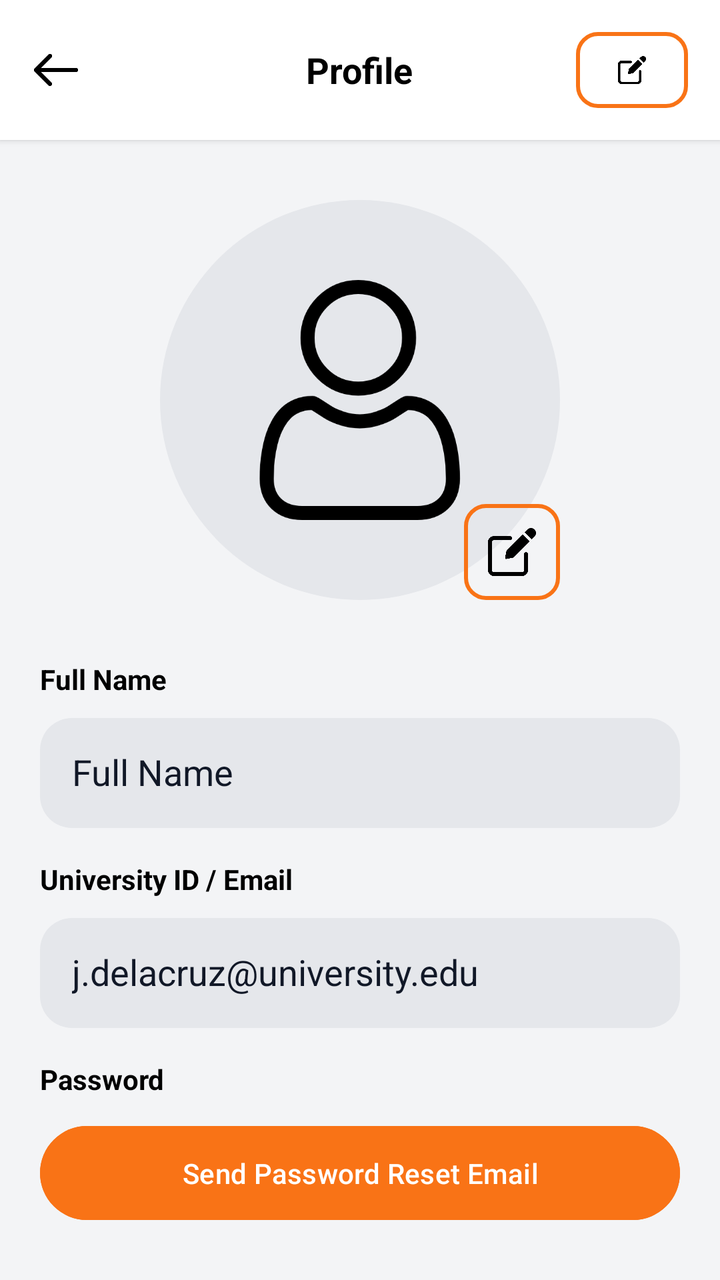
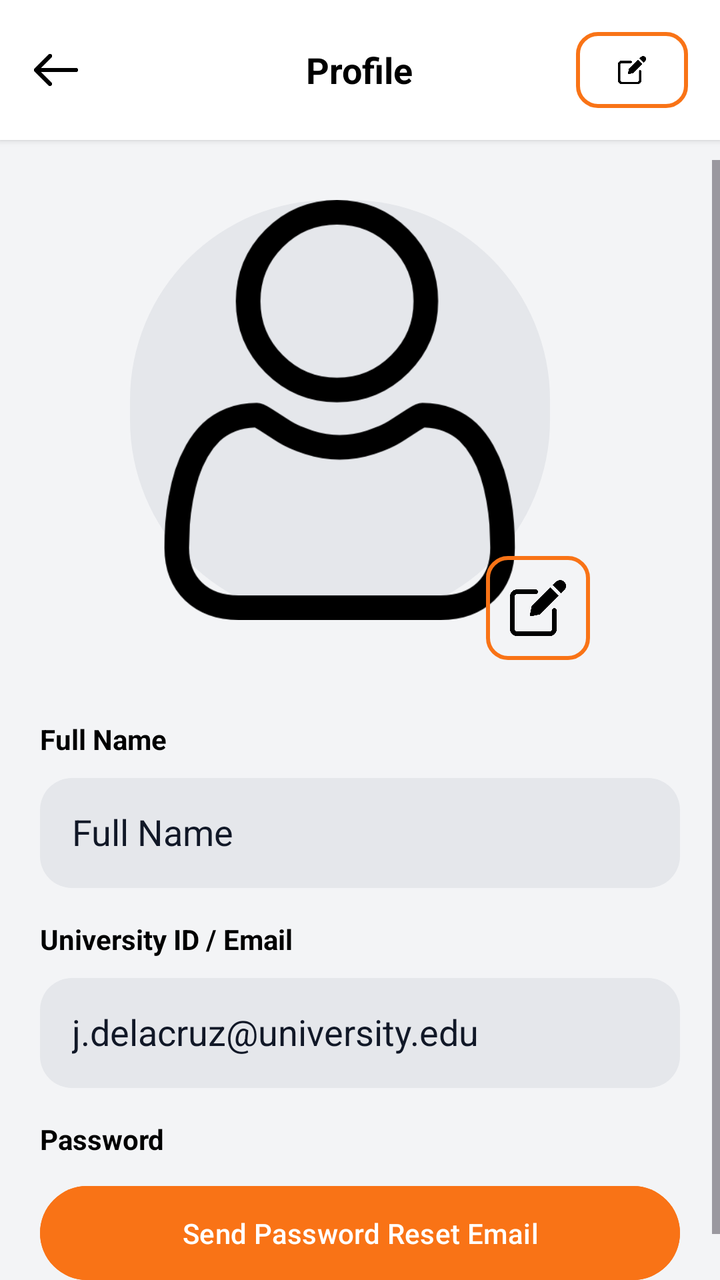

The first picture is an Android layout as it rendered before a commit; the second is the same layout after the commit. The layout source and the unified diff follow.
<!-- AndroidManifest.xml: application theme Theme.SpaceSCICT -->
<!-- res/layout/activity_profile.xml -->
<?xml version="1.0" encoding="utf-8"?>
<LinearLayout xmlns:android="http://schemas.android.com/apk/res/android"
    android:orientation="vertical"
    android:background="#F3F4F6"
    android:layout_width="match_parent"
    android:layout_height="match_parent">

    
    <RelativeLayout
        android:layout_width="match_parent"
        android:layout_height="70dp"
        android:background="#FFFFFF"
        android:padding="16dp"
        android:elevation="2dp">

        <ImageView
            android:id="@+id/backBtn"
            android:layout_width="24dp"
            android:layout_height="24dp"
            android:src="@drawable/ic_back"
            android:layout_centerVertical="true"/>

        <TextView
            android:layout_width="wrap_content"
            android:layout_height="wrap_content"
            android:layout_centerInParent="true"
            android:gravity="center"
            android:text="Profile"
            android:textColor="@color/black"
            android:textSize="18sp"
            android:textStyle="bold" />

        <ImageView
            android:id="@+id/editBtn"
            android:layout_width="56dp"
            android:layout_height="56dp"
            android:padding="12dp"
            android:src="@drawable/ic_edit"
            android:clickable="true"
            android:focusable="true"
            android:background="@drawable/edit_btn_bg"
            android:layout_alignParentEnd="true"
            android:layout_centerVertical="true"
            android:contentDescription="Edit Profile"/>
    </RelativeLayout>

    
    <ScrollView
        android:layout_width="match_parent"
        android:layout_height="wrap_content"
        android:layout_marginTop="10dp">

        <LinearLayout
            android:padding="20dp"
            android:orientation="vertical"
            android:layout_width="match_parent"
            android:layout_height="wrap_content">

            
            
            <FrameLayout
                android:layout_width="200dp"
                android:layout_height="200dp"
                android:layout_gravity="center">

                <ImageView
                    android:id="@+id/profilePhoto"
                    android:layout_width="200dp"
                    android:layout_height="200dp"
                    android:scaleType="centerCrop"
                    android:src="@drawable/ic_user"
                    android:background="@drawable/circle_bg"
                    android:padding="40dp"/>

                <ImageView
                    android:id="@+id/cameraBtn"
                    android:layout_width="48dp"
                    android:layout_height="48dp"
                    android:layout_gravity="bottom|end"
                    android:src="@drawable/ic_edit"
                    android:background="@drawable/edit_btn_bg"
                    android:padding="12dp"
                    android:clickable="true"
                    android:focusable="true"/>
            </FrameLayout>



            
            <TextView
                android:text="Full Name"
                android:layout_width="match_parent"
                android:layout_height="wrap_content"
                android:textStyle="bold"
                android:layout_marginTop="30dp"
                android:textColor="@color/black"
                android:layout_marginBottom="10dp"/>

            <EditText
                android:id="@+id/nameInput"
                android:layout_width="match_parent"
                android:layout_height="55dp"
                android:text="Full Name"
                android:focusable="false"
                android:clickable="false"
                android:background="@drawable/input_bg"
                android:textColor="#111827"
                android:textColorHint="#6B7280"
                android:padding="16dp"/>

            
            <TextView
                android:text="University ID / Email"
                android:layout_width="match_parent"
                android:layout_height="wrap_content"
                android:textStyle="bold"
                android:layout_marginTop="16dp"
                android:textColor="@color/black"
                android:layout_marginBottom="10dp"/>

            <EditText
                android:id="@+id/emailInput"
                android:layout_width="match_parent"
                android:layout_height="55dp"
                android:text="j.delacruz@university.edu"
                android:focusable="false"
                android:clickable="false"
                android:background="@drawable/input_bg"
                android:textColor="#111827"
                android:textColorHint="#6B7280"
                android:padding="16dp"/>
            
            <TextView
                android:text="Password"
                android:layout_width="match_parent"
                android:layout_height="wrap_content"
                android:textStyle="bold"
                android:layout_marginTop="16dp"
                android:textColor="@color/black"
                android:layout_marginBottom="10dp"/>

            <Button
                android:id="@+id/resetPasswordBtn"
                android:layout_width="match_parent"
                android:layout_height="55dp"
                android:text="Send Password Reset Email"
                android:textAllCaps="false"
                android:backgroundTint="#F97316"
                android:textColor="#FFFFFF"/>
        </LinearLayout>
    </ScrollView>

</LinearLayout>
<!-- resources referenced by this layout -->
<resources>
  <color name="black">#FF000000</color>
  <!-- drawable circle_bg (drawable) -->
  <?xml version="1.0" encoding="utf-8"?>
  <shape xmlns:android="http://schemas.android.com/apk/res/android">
      <solid android:color="#E5E7EB"/>
      <corners android:radius="100dp"/>
  </shape>
  <!-- drawable edit_btn_bg (drawable) -->
  <?xml version="1.0" encoding="utf-8"?>
  <shape xmlns:android="http://schemas.android.com/apk/res/android">
      <stroke android:color="#F97316" android:width="2dp"/>
      <corners android:radius="10dp"/>
  </shape>
  <!-- drawable ic_back: png bitmap (drawable, 3507 bytes) -->
  <!-- drawable ic_edit: png bitmap (drawable, 8017 bytes) -->
  <!-- drawable ic_user: png bitmap (drawable, 16826 bytes) -->
  <!-- drawable input_bg (drawable) -->
  <?xml version="1.0" encoding="utf-8"?>
  <shape xmlns:android="http://schemas.android.com/apk/res/android">
      <solid android:color="#E5E7EB"/>
      <corners android:radius="16dp"/>
  </shape>
  <style name="Theme.SpaceSCICT" parent="Base.Theme.SpaceSCICT" />
  <style name="Base.Theme.SpaceSCICT" parent="Theme.Material3.DayNight.NoActionBar">
          
          
      </style>
</resources>

<!-- the commit's change to res/layout/activity_profile.xml (unified diff, before → after) -->
@@ -57,25 +57,23 @@
             android:layout_height="wrap_content">
 
             
-            
             <FrameLayout
-                android:layout_width="200dp"
-                android:layout_height="200dp"
+                android:layout_width="230dp"
+                android:layout_height="230dp"
                 android:layout_gravity="center">
 
                 <ImageView
                     android:id="@+id/profilePhoto"
-                    android:layout_width="200dp"
-                    android:layout_height="200dp"
+                    android:layout_width="210dp"
+                    android:layout_height="210dp"
                     android:scaleType="centerCrop"
                     android:src="@drawable/ic_user"
-                    android:background="@drawable/circle_bg"
-                    android:padding="40dp"/>
+                    android:background="@drawable/circle_bg"/>
 
                 <ImageView
                     android:id="@+id/cameraBtn"
-                    android:layout_width="48dp"
-                    android:layout_height="48dp"
+                    android:layout_width="52dp"
+                    android:layout_height="52dp"
                     android:layout_gravity="bottom|end"
                     android:src="@drawable/ic_edit"
                     android:background="@drawable/edit_btn_bg"
